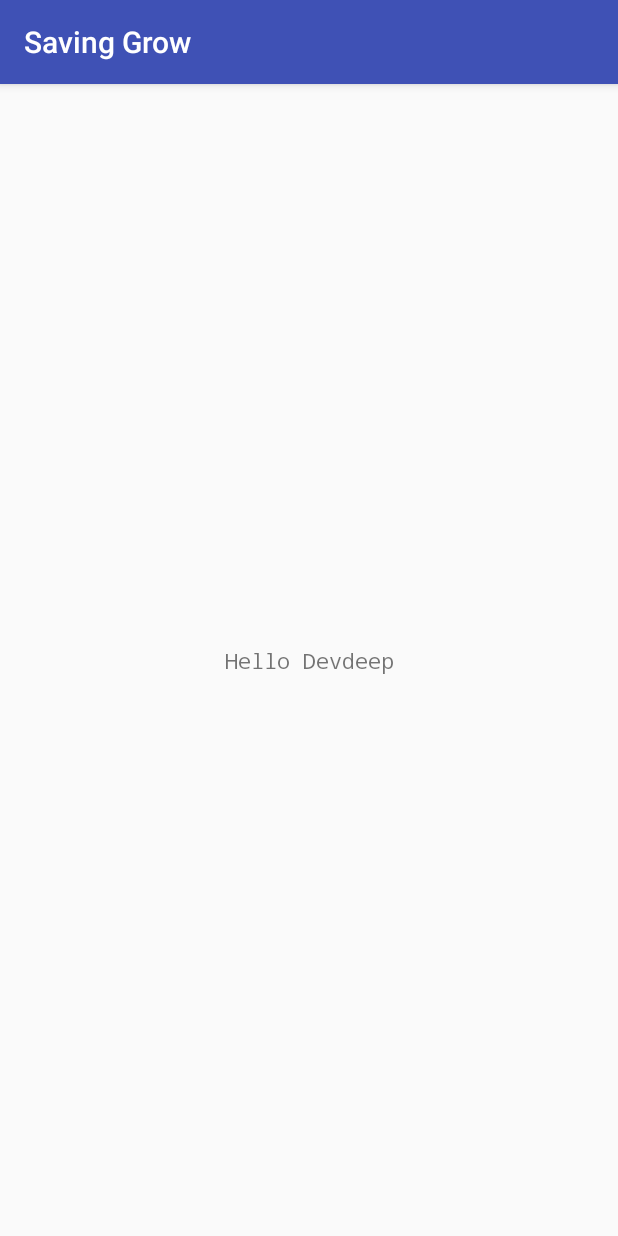
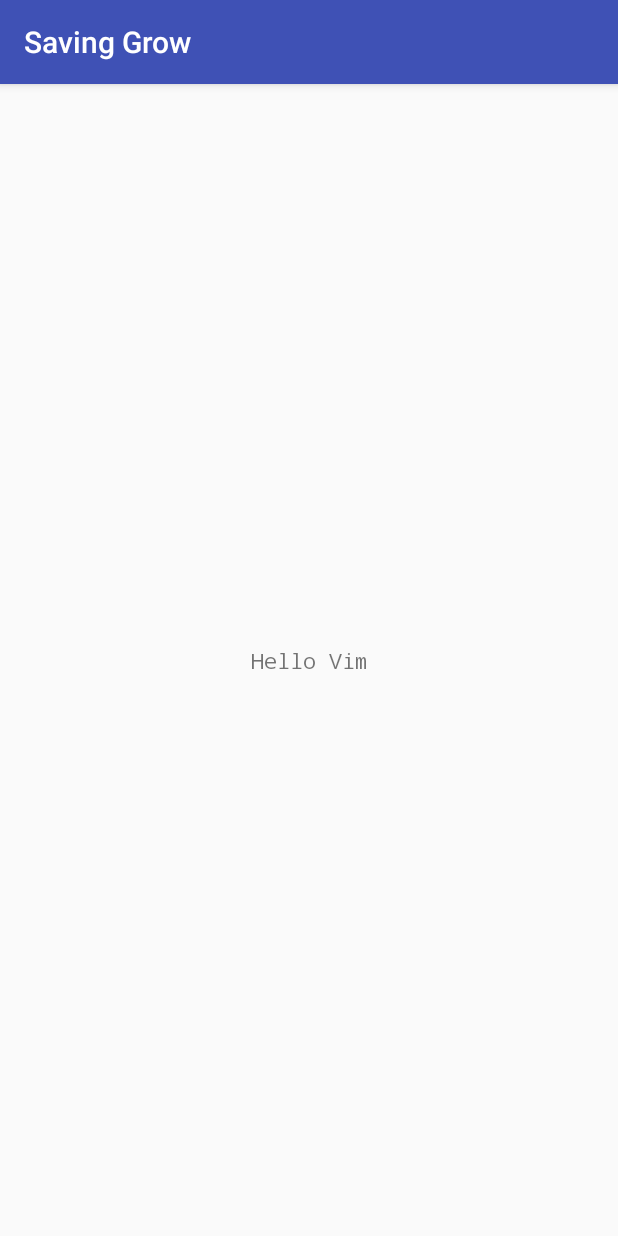
Before and after one commit to vera-e/SavingGrow, an Android app: the screen it shows after launch (MainActivity), on a phone screen of 412 x 824 dp. Run offline under Robolectric (Android 15) with nearby library versions, the phone set to English and light mode, and no system bars.

Commit message:
test commit

```diff
--- a/app/src/main/res/layout/activity_main.xml
+++ b/app/src/main/res/layout/activity_main.xml
@@ -10,7 +10,7 @@
         android:layout_width="wrap_content"
         android:layout_height="wrap_content"
         android:fontFamily="monospace"
-        android:text="Hello Devdeep"
+        android:text="Hello Vim"
         android:textAlignment="center"
         android:typeface="monospace"
         app:layout_constraintBottom_toBottomOf="parent"
```
